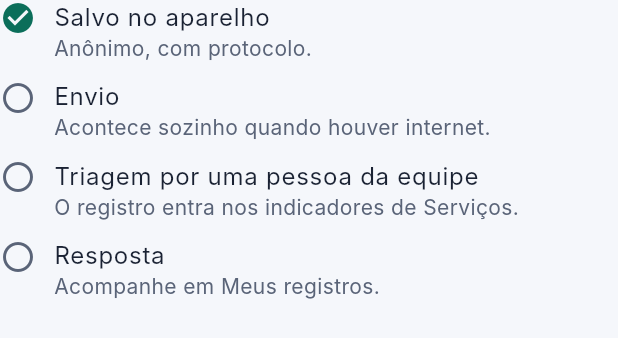
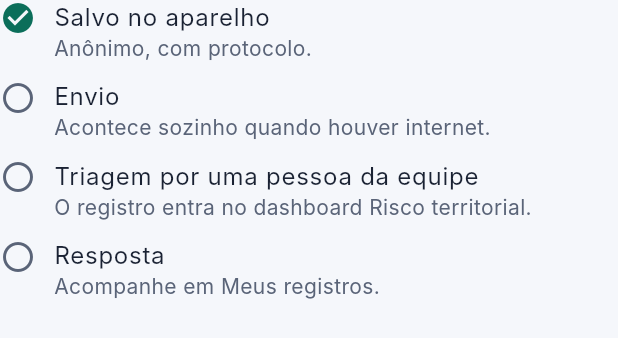
Before and after one commit to JoaoVictorAAbreu-Dev/gs-2026-cpad, a Flutter app: the ReportStatusTimeline widget shown alone on an empty page, opened directly with empty values, on a phone screen of 412 x 824 dp. Shown: the top 338 px of the screen. Run offline on Flutter 3.47's test engine with Material 3 defaults, Android fonts, the phone set to English and light mode, and no system bars; our stand-ins replace dio, flutter_local_notifications, flutter_map, flutter_riverpod, go_router, latlong2 and 1 more; accounts and stored records are empty.

Commit message:
chore: rename leftover Serviços references

```diff
--- a/lib/features/reports/data/reports_controller.dart
+++ b/lib/features/reports/data/reports_controller.dart
@@ -16,7 +16,7 @@ final reportApiProvider = Provider<ReportApi>(
 );
 
 /// Registros do cidadão, persistidos no aparelho. Compartilhado por:
-/// formulário, sucesso, Meus registros e indicadores de Serviços.
+/// formulário, sucesso, Meus registros e Configurações.
 class ReportsController extends Notifier<List<Report>> {
   static const _key = 'reports.v1';
 
--- a/lib/features/reports/presentation/report_status_timeline.dart
+++ b/lib/features/reports/presentation/report_status_timeline.dart
@@ -19,7 +19,7 @@ class ReportStatusTimeline extends StatelessWidget {
         sent ? 'Enviado para a equipe.' : 'Acontece sozinho quando houver internet.',
         sent,
       ),
-      ('Triagem por uma pessoa da equipe', 'O registro entra nos indicadores de Serviços.', status == ReportStatus.triaged),
+      ('Triagem por uma pessoa da equipe', 'O registro entra no dashboard Risco territorial.', status == ReportStatus.triaged),
       ('Resposta', 'Acompanhe em Meus registros.', false),
     ];
     final text = Theme.of(context).textTheme;
```
